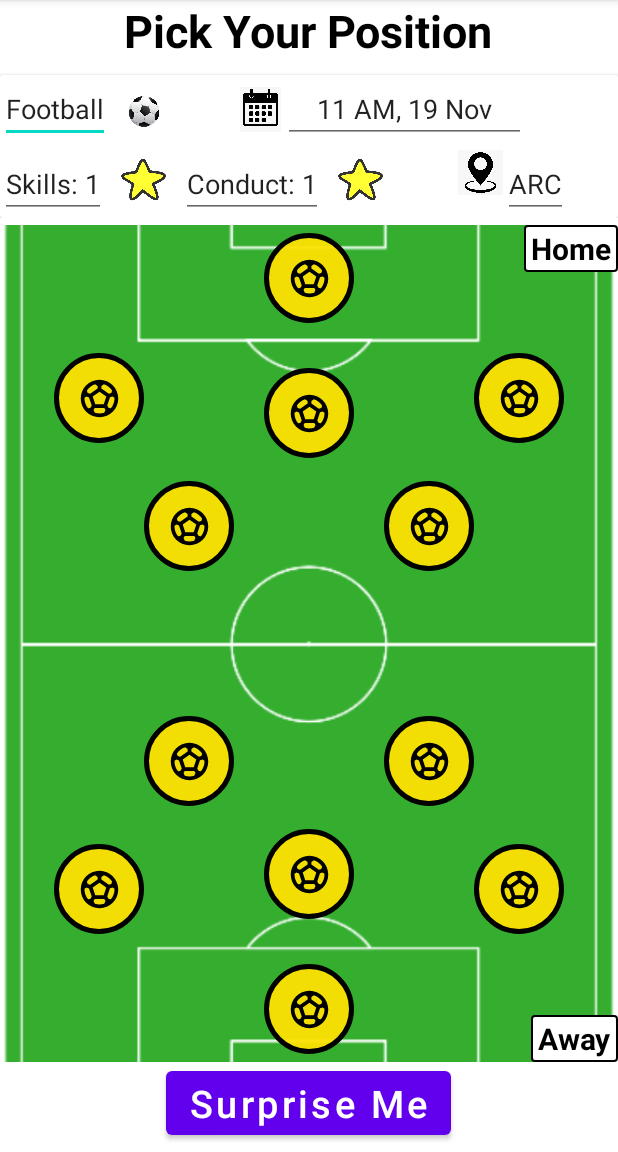
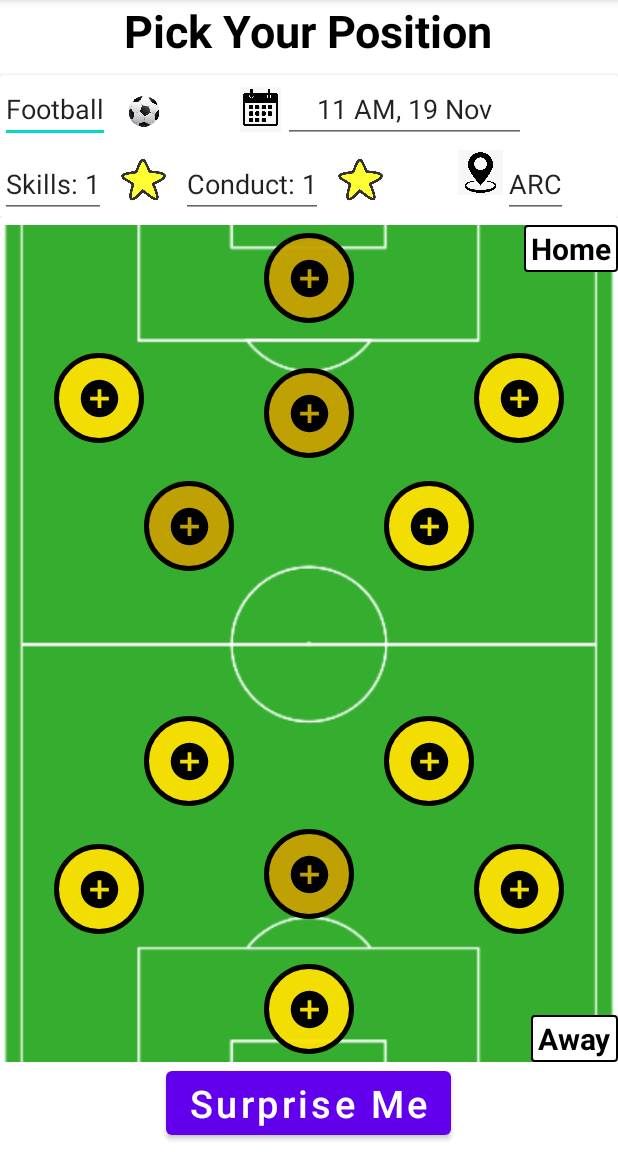
Before and after one commit to yekbote-pavan/pepper-games, an Android app: the PickPosition screen opened directly, with no data from a screen before it, on a phone screen of 412 x 824 dp, the part 84-1236 px from its top. Run offline under Robolectric (Android 15) with nearby library versions, the phone set to English and light mode, and no system bars; 2 statements that could not run were skipped.

Commit message:
Pick a position: taken positions -> background color: dark

```diff
--- a/app/src/main/java/com/example/peppergames/PickPosition.java
+++ b/app/src/main/java/com/example/peppergames/PickPosition.java
@@ -144,6 +144,7 @@ public class PickPosition extends AppCompatActivity {
             String current_player_profile_image_link = user.getProfileImage();
             int current_player_profile_image = getResId(current_player_profile_image_link, R.drawable.class);;
             current_button.setImageResource(current_player_profile_image);
+            current_button.setBackgroundResource(R.drawable.taken_background);
 //            current_button.setImageResource(R.drawable.ic_round_person);
         }
 
@@ -159,6 +160,7 @@ public class PickPosition extends AppCompatActivity {
             String current_player_profile_image_link = user.getProfileImage();
             int current_player_profile_image = getResId(current_player_profile_image_link, R.drawable.class);;
             current_button.setImageResource(current_player_profile_image);
+            current_button.setBackgroundResource(R.drawable.taken_background);
 //            current_button.setImageResource(R.drawable.ic_round_person);
         }
 
--- /dev/null
+++ b/app/src/main/res/drawable/ic_baseline_add_circle_24.xml
@@ -0,0 +1,5 @@
+<vector android:height="30dp" android:tint="#000000"
+    android:viewportHeight="24" android:viewportWidth="24"
+    android:width="30dp" xmlns:android="http://schemas.android.com/apk/res/android">
+    <path android:fillColor="@android:color/white" android:pathData="M12,2C6.48,2 2,6.48 2,12s4.48,10 10,10 10,-4.48 10,-10S17.52,2 12,2zM17,13h-4v4h-2v-4L7,13v-2h4L11,7h2v4h4v2z"/>
+</vector>
--- /dev/null
+++ b/app/src/main/res/drawable/taken_background.xml
@@ -0,0 +1,8 @@
+<?xml version="1.0" encoding="utf-8"?>
+<shape xmlns:android="http://schemas.android.com/apk/res/android"
+    android:shape="rectangle">
+    <solid android:color="#EEc9a000"></solid>
+    <size android:width="60dp" android:height="60dp"></size>
+    <corners android:radius="30dp"></corners>
+    <stroke android:color="@color/black" android:width="3dp"></stroke>
+</shape>
--- a/app/src/main/res/layout/activity_pick_position.xml
+++ b/app/src/main/res/layout/activity_pick_position.xml
@@ -281,8 +281,8 @@
             android:layout_alignTop="@+id/soccer_field"
             android:layout_centerHorizontal="true"
             android:layout_marginTop="5dp"
-            android:src="@drawable/ic_baseline_sports_soccer_24"
-            android:background="@drawable/roundedbutton" />
+            android:src="@drawable/ic_baseline_add_circle_24"
+            android:background="@drawable/taken_background" />
 
         <ImageButton
             android:id="@+id/goalkeeper2"
@@ -291,7 +291,7 @@
             android:layout_alignBottom="@+id/soccer_field"
             android:layout_centerHorizontal="true"
             android:layout_marginBottom="5dp"
-            android:src="@drawable/ic_baseline_sports_soccer_24"
+            android:src="@drawable/ic_baseline_add_circle_24"
             android:background="@drawable/roundedbutton" />
 
         <ImageButton
@@ -301,7 +301,7 @@
             android:layout_below="@+id/goalkeeper1"
             android:layout_marginTop="20dp"
             android:layout_marginEnd="80dp"
-            android:src="@drawable/ic_baseline_sports_soccer_24"
+            android:src="@drawable/ic_baseline_add_circle_24"
             android:layout_toStartOf="@+id/centralMidfielder1"
             android:background="@drawable/roundedbutton" />
 
@@ -312,7 +312,7 @@
             android:layout_above="@+id/goalkeeper2"
             android:layout_marginEnd="80dp"
             android:layout_marginBottom="20dp"
-            android:src="@drawable/ic_baseline_sports_soccer_24"
+            android:src="@drawable/ic_baseline_add_circle_24"
             android:layout_toStartOf="@+id/centralMidfielder2"
             android:background="@drawable/roundedbutton" />
 
@@ -325,7 +325,7 @@
             android:layout_marginStart="80dp"
             android:layout_marginTop="20dp"
             android:layout_marginRight="60dp"
-            android:src="@drawable/ic_baseline_sports_soccer_24"
+            android:src="@drawable/ic_baseline_add_circle_24"
             android:layout_toEndOf="@+id/centralMidfielder1"
             android:background="@drawable/roundedbutton" />
 
@@ -336,7 +336,7 @@
             android:layout_above="@+id/goalkeeper2"
             android:layout_marginStart="80dp"
             android:layout_marginBottom="20dp"
-            android:src="@drawable/ic_baseline_sports_soccer_24"
+            android:src="@drawable/ic_baseline_add_circle_24"
             android:layout_toEndOf="@+id/centralMidfielder2"
             android:background="@drawable/roundedbutton" />
 
@@ -347,7 +347,7 @@
             android:layout_below="@+id/goalkeeper1"
             android:layout_centerHorizontal="true"
             android:layout_marginTop="30dp"
-            android:src="@drawable/ic_baseline_sports_soccer_24"
+            android:src="@drawable/ic_baseline_add_circle_24"
             android:background="@drawable/roundedbutton" />
 
         <ImageButton
@@ -357,7 +357,7 @@
             android:layout_above="@+id/goalkeeper2"
             android:layout_centerHorizontal="true"
             android:layout_marginBottom="30dp"
-            android:src="@drawable/ic_baseline_sports_soccer_24"
+            android:src="@drawable/ic_baseline_add_circle_24"
             android:background="@drawable/roundedbutton" />
 
         <ImageButton
@@ -368,7 +368,7 @@
             android:layout_alignStart="@+id/rightWing1"
             android:layout_marginStart="60dp"
             android:layout_marginTop="15dp"
-            android:src="@drawable/ic_baseline_sports_soccer_24"
+            android:src="@drawable/ic_baseline_add_circle_24"
             android:background="@drawable/roundedbutton" />
 
         <ImageButton
@@ -379,7 +379,7 @@
             android:layout_alignStart="@+id/leftWing2"
             android:layout_marginStart="60dp"
             android:layout_marginBottom="15dp"
-            android:src="@drawable/ic_baseline_sports_soccer_24"
+            android:src="@drawable/ic_baseline_add_circle_24"
             android:background="@drawable/roundedbutton" />
 
         <ImageButton
@@ -387,7 +387,7 @@
             android:layout_width="wrap_content"
             android:layout_height="wrap_content"
             android:layout_below="@+id/centralMidfielder1"
-            android:src="@drawable/ic_baseline_sports_soccer_24"
+            android:src="@drawable/ic_baseline_add_circle_24"
             android:layout_alignEnd="@+id/leftWing1"
             android:layout_marginTop="15dp"
             android:layout_marginEnd="60dp"
@@ -401,7 +401,7 @@
             android:layout_alignEnd="@+id/rightWing2"
             android:layout_marginEnd="60dp"
             android:layout_marginBottom="15dp"
-            android:src="@drawable/ic_baseline_sports_soccer_24"
+            android:src="@drawable/ic_baseline_add_circle_24"
             android:background="@drawable/roundedbutton" />
 
         <RelativeLayout
```
